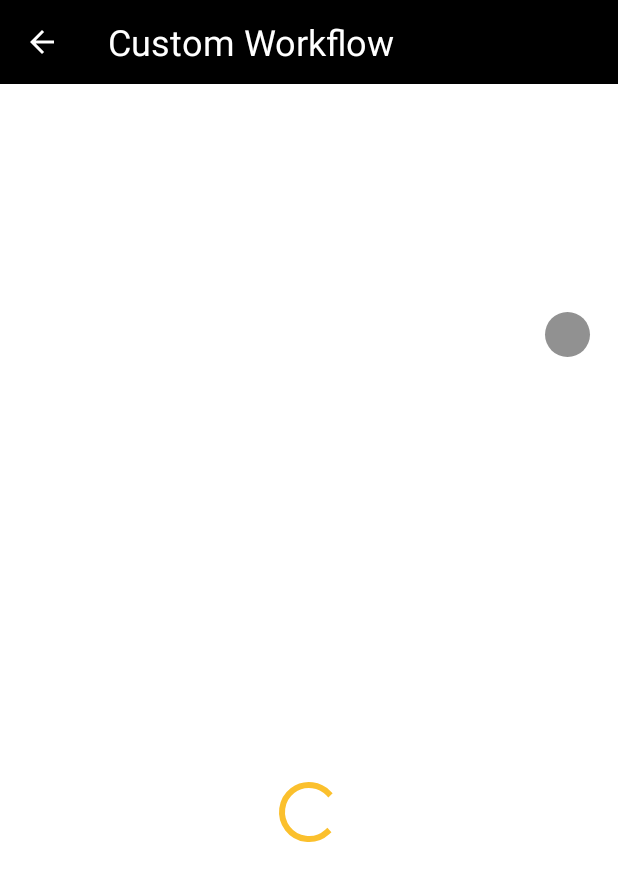
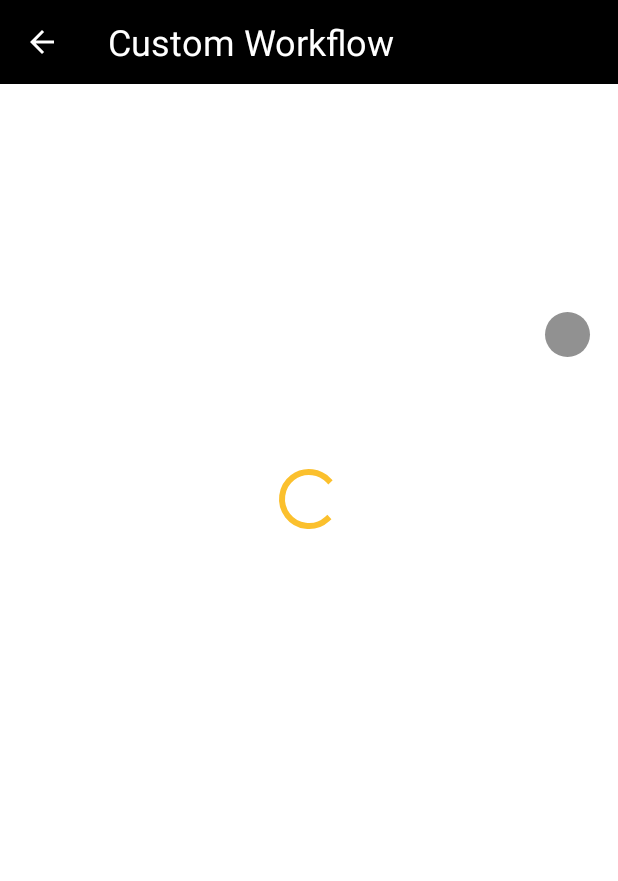
Before and after one commit to kahan-sonani/ifelse, an Android app: the EditCustomWorkflowDetailsFragment screen opened directly, with no data from a screen before it, on a phone screen of 412 x 824 dp. Shown: the top 881 px of the screen. Run offline under Robolectric (Android 15) with nearby library versions, the phone set to English and light mode, and no system bars; our stand-ins replace Firebase (no records; nobody signed in at launch, a user with empty details on screens opened directly), data binding, navigation-ui; libraries missing offline, so code that uses them is left out: petrov.kristiyan.colorpicker; Roboto replaces fonts that are not available here; 6 statements that could not run were skipped.

Commit message:
project till submission

```diff
--- a/Source/app/src/main/java/com/tnj/if_else/services/WorkflowManager.java
+++ b/Source/app/src/main/java/com/tnj/if_else/services/WorkflowManager.java
@@ -36,7 +36,6 @@ public class WorkflowManager extends Service {
         TaskStackBuilder builder = TaskStackBuilder.create(this);
         builder.addNextIntentWithParentStack(notificationIntent);
         PendingIntent pendingIntent = builder.getPendingIntent(0,PendingIntent.FLAG_UPDATE_CURRENT);
-
         Notification notification = new NotificationCompat.Builder(this, IFELSEApplication.NOTIFICATION_CHANNEL_ID)
                 .setContentTitle("IFELSE service : Running")
                 .setSmallIcon(R.drawable.ic_notification_app_icon)
--- a/Source/app/src/main/java/com/tnj/if_else/utils/constants/actions.java
+++ b/Source/app/src/main/java/com/tnj/if_else/utils/constants/actions.java
@@ -26,6 +26,7 @@ public class actions {
 
     public static class categoryNotification {
 
+        public static final String SendSMSAction = "Send SMS";
         public static final java.lang.String SendNotificationAction = "Send Notification";
         public static final java.lang.String SetNotificationClickAction = "Notification click Action";
     }
--- a/Source/app/src/main/java/com/tnj/if_else/utils/helperClasses/BIWorkflowProviders.java
+++ b/Source/app/src/main/java/com/tnj/if_else/utils/helperClasses/BIWorkflowProviders.java
@@ -3,6 +3,7 @@ package com.tnj.if_else.utils.helperClasses;
 import com.tnj.if_else.architecture.concreteEntities.built_in_workflow.HeadPhoneMagicBuilder;
 import com.tnj.if_else.architecture.concreteEntities.built_in_workflow.ProfilerBuilder;
 import com.tnj.if_else.architecture.concreteEntities.built_in_workflow.ReminderBuilder;
+import com.tnj.if_else.architecture.concreteEntities.built_in_workflow.SendMessageBuilder;
 import com.tnj.if_else.architecture.secondLevelEntities.BuiltInWorkflowDetailsProxy;
 
 import java.util.ArrayList;
@@ -20,6 +21,7 @@ public class BIWorkflowProviders {
         detailsProxies.add(new ProfilerBuilder().getDetails());
         detailsProxies.add(new ReminderBuilder().getDetails());
         detailsProxies.add(new HeadPhoneMagicBuilder().getDetails());
+        detailsProxies.add(new SendMessageBuilder().getDetails());
     }
 
     public ArrayList<BuiltInWorkflowDetailsProxy> getAllWorkflow(){
--- a/Source/app/src/main/res/layout/fragment_edit_custom_workflow_details.xml
+++ b/Source/app/src/main/res/layout/fragment_edit_custom_workflow_details.xml
@@ -1,12 +1,20 @@
 <?xml version="1.0" encoding="utf-8"?>
-<layout>
+<layout xmlns:app="http://schemas.android.com/apk/res-auto"
+    xmlns:android="http://schemas.android.com/apk/res/android">
 
     <data>
-        <import type="android.view.View"/>
+
+        <import type="android.view.View" />
+
         <variable
             name="model"
             type="com.tnj.if_else.viewModels.EditCustomWorkflowDetailsViewModel" />
     </data>
+
+    <androidx.core.widget.NestedScrollView
+        android:layout_height="match_parent"
+        android:layout_width="match_parent">
+
         <androidx.constraintlayout.widget.ConstraintLayout xmlns:android="http://schemas.android.com/apk/res/android"
             xmlns:app="http://schemas.android.com/apk/res-auto"
             xmlns:tools="http://schemas.android.com/tools"
@@ -28,13 +36,13 @@
                     android:layout_width="match_parent"
                     android:layout_height="wrap_content"
                     android:hint="Name"
-                app:errorTextColor="@color/colorWhite"
-                app:errorIconTint="@color/colorWhite"
+                    android:textColorHint="@color/colorWhite"
                     app:boxStrokeErrorColor="@android:color/transparent"
-                android:textColorHint="@color/colorWhite"
                     app:endIconDrawable="@drawable/ic_cook_workflow"
                     app:endIconMode="custom"
                     app:endIconTint="@color/colorWhite"
+                    app:errorIconTint="@color/colorWhite"
+                    app:errorTextColor="@color/colorWhite"
                     app:hintTextColor="@color/colorWhite"
                     app:layout_constraintStart_toStartOf="parent"
                     app:layout_constraintTop_toTopOf="parent"
@@ -81,9 +89,9 @@
                     android:id="@+id/edit_color_layout"
                     style="@style/viewClickStyleNoBorder"
                     android:layout_width="match_parent"
-                android:hint="Color"
                     android:layout_height="wrap_content"
                     android:layout_below="@id/edit_description_layout"
+                    android:hint="Color"
                     android:textColorHint="@color/colorWhite"
                     app:endIconDrawable="@drawable/color_drawable"
                     app:endIconMode="custom"
@@ -95,9 +103,9 @@
 
                     <com.google.android.material.textfield.TextInputEditText
                         android:id="@+id/edit_color_input"
+                        style="@style/viewClickStyle"
                         android:layout_width="match_parent"
                         android:layout_height="wrap_content"
-                    style="@style/viewClickStyle"
                         android:imeOptions="actionDone"
                         android:textAppearance="@style/workflow_status_style"
                         android:textColor="@color/colorWhite" />
@@ -105,14 +113,16 @@
             </RelativeLayout>
 
             <ProgressBar
-            android:indeterminateBehavior="cycle"
-            android:indeterminate="true"
+                android:layout_marginTop="50dp"
                 android:id="@+id/progress_bar"
                 android:layout_width="match_parent"
                 android:layout_height="wrap_content"
+                android:indeterminate="true"
+                android:indeterminateBehavior="cycle"
                 android:visibility="@{model.loading ? View.VISIBLE : View.GONE}"
                 app:layout_constraintBottom_toBottomOf="parent"
                 app:layout_constraintStart_toStartOf="parent"
                 app:layout_constraintTop_toBottomOf="@id/details_root" />
         </androidx.constraintlayout.widget.ConstraintLayout>
+    </androidx.core.widget.NestedScrollView>
 </layout>
```
Also changed, not shown: Source/app/src/main/java/com/tnj/if_else/activities_and_fragments/fragments/EnterWorkflowDetailsFragment.java (+7 -4 lines), Source/app/src/main/java/com/tnj/if_else/architecture/concreteEntities/actionClasses/SendSMSAction.java (added, +25 -0 lines), Source/app/src/main/java/com/tnj/if_else/architecture/concreteEntities/built_in_workflow/SendMessageBuilder.java (added, +39 -0 lines). Lines whose indentation alone changed are shown as unchanged.
